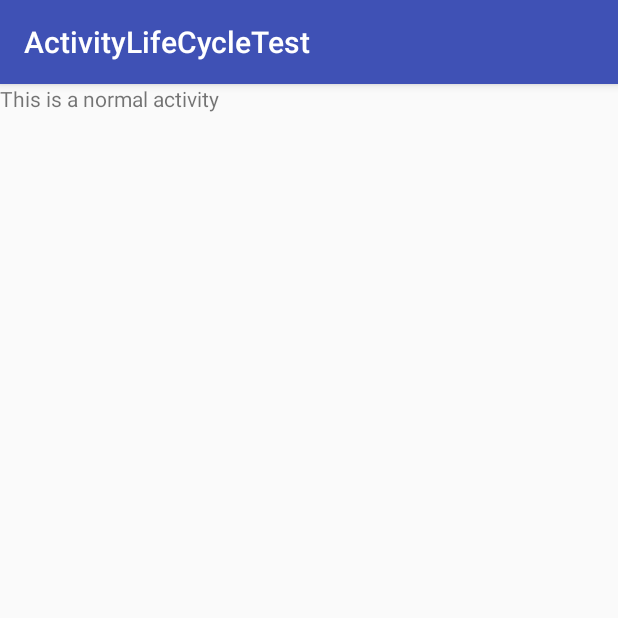
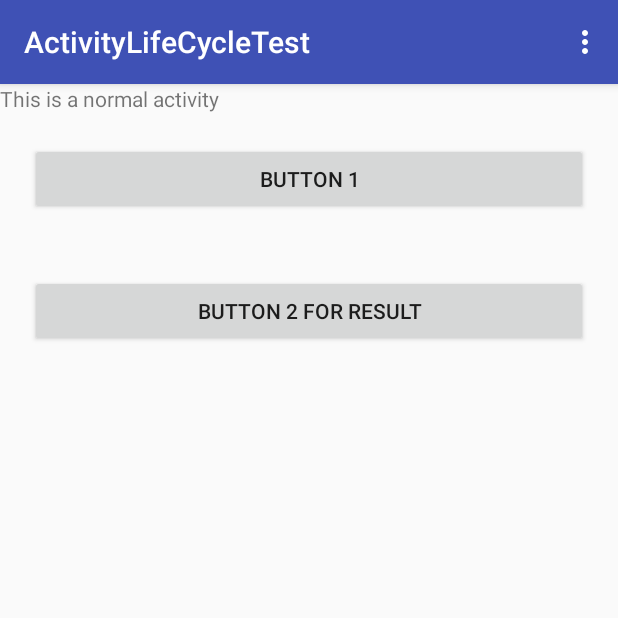
Before and after one commit to dutay/ActivityLifeCycleTest, an Android app: the NormalActivity screen opened directly, with no data from a screen before it, on a phone screen of 412 x 824 dp, the top half of it. Run offline under Robolectric (Android 15) with nearby library versions, the phone set to English and light mode, and no system bars; our stand-ins replace Timber; 1 statement that could not run was skipped.

Commit message:
四种启动模式判断以增加activity集合管理

```diff
--- a/app/build.gradle
+++ b/app/build.gradle
@@ -33,6 +33,8 @@ android {
 
 dependencies {
     compile fileTree(dir: 'libs', include: ['*.jar'])
+    compile 'com.android.support.constraint:constraint-layout:1.1.3'
+    compile 'com.android.support:design:28.0.0'
     testCompile rootProject.ext.dependencies['junit']
     compile rootProject.ext.dependencies['appcompat-v7']
     compile rootProject.ext.dependencies['timber']
--- /dev/null
+++ b/app/src/main/java/com/example/activitylifecycletest/ActivityCollector.java
@@ -0,0 +1,45 @@
+package com.example.activitylifecycletest;
+
+import android.app.Activity;
+
+import java.util.ArrayList;
+import java.util.List;
+
+public class ActivityCollector {
+
+    public List<Activity> activities = new ArrayList<>();
+
+    private static ActivityCollector mActivityCollector;
+
+    private ActivityCollector(){
+
+    }
+
+    public static ActivityCollector getInstance(){
+        if (mActivityCollector==null){
+            mActivityCollector = new ActivityCollector();
+        }
+        return mActivityCollector;
+    }
+
+    public  void addActivity(Activity activity) {
+        activities.add(activity);
+    }
+
+    public void removeActivity(Activity activity) {
+        activities.remove(activity);
+    }
+
+    public void finishAll() {
+        for (Activity activity : activities) {
+            if (!activity.isFinishing()) {
+                activity.finish();
+            }
+        }
+    }
+
+
+
+
+
+}
--- /dev/null
+++ b/app/src/main/java/com/example/activitylifecycletest/BaseActivity.java
@@ -0,0 +1,19 @@
+package com.example.activitylifecycletest;
+
+import android.os.Bundle;
+import android.support.v7.app.AppCompatActivity;
+
+public class BaseActivity extends AppCompatActivity {
+
+    @Override
+    protected void onCreate(Bundle savedInstanceState) {
+        super.onCreate(savedInstanceState);
+        ActivityCollector.getInstance().addActivity(this);
+    }
+
+    @Override
+    protected void onDestroy() {
+        super.onDestroy();
+        ActivityCollector.getInstance().removeActivity(this);
+    }
+}
--- a/app/src/main/java/com/example/activitylifecycletest/DialogActivity.java
+++ b/app/src/main/java/com/example/activitylifecycletest/DialogActivity.java
@@ -1,9 +1,8 @@
 package com.example.activitylifecycletest;
 
-import android.support.v7.app.AppCompatActivity;
 import android.os.Bundle;
 
-public class DialogActivity extends AppCompatActivity {
+public class DialogActivity extends BaseActivity {
 
     @Override
     protected void onCreate(Bundle savedInstanceState) {
--- a/app/src/main/java/com/example/activitylifecycletest/MainActivity.java
+++ b/app/src/main/java/com/example/activitylifecycletest/MainActivity.java
@@ -2,13 +2,12 @@ package com.example.activitylifecycletest;
 
 import android.content.Intent;
 import android.os.Bundle;
-import android.support.v7.app.AppCompatActivity;
 import android.view.View;
 import android.widget.Button;
 
 import timber.log.Timber;
 
-public class MainActivity extends AppCompatActivity {
+public class MainActivity extends BaseActivity {
 
     public static final String TAG = "MainActivity";
 
--- a/app/src/main/res/layout/normal_layout.xml
+++ b/app/src/main/res/layout/normal_layout.xml
@@ -10,4 +10,18 @@
         android:text="This is a normal activity"
         />
 
+    <Button
+        android:id="@+id/button_1"
+        android:layout_margin="20dp"
+        android:layout_width="match_parent"
+        android:layout_height="wrap_content"
+        android:text="Button 1" />
+
+    <Button
+        android:id="@+id/button_2"
+        android:layout_margin="20dp"
+        android:layout_width="match_parent"
+        android:layout_height="wrap_content"
+        android:text="Button 2 For Result" />
+
 </LinearLayout>
--- /dev/null
+++ b/app/src/main/res/menu/main.xml
@@ -0,0 +1,10 @@
+<?xml version="1.0" encoding="utf-8"?>
+<menu xmlns:android="http://schemas.android.com/apk/res/android">
+
+    <item android:id="@+id/add_item"
+        android:title="Add"/>
+
+    <item android:id="@+id/remove_item"
+        android:title="Remove"/>
+
+</menu>
--- a/app/src/main/res/values/dimens.xml
+++ b/app/src/main/res/values/dimens.xml
@@ -2,4 +2,5 @@
     <!-- Default screen margins, per the Android Design guidelines. -->
     <dimen name="activity_horizontal_margin">16dp</dimen>
     <dimen name="activity_vertical_margin">16dp</dimen>
+    <dimen name="fab_margin">16dp</dimen>
 </resources>
--- a/app/src/main/res/values/strings.xml
+++ b/app/src/main/res/values/strings.xml
@@ -1,3 +1,4 @@
 <resources>
     <string name="app_name">ActivityLifeCycleTest</string>
+    <string name="title_activity_second">SecondActivity</string>
 </resources>
--- a/app/src/main/res/values/styles.xml
+++ b/app/src/main/res/values/styles.xml
@@ -8,4 +8,13 @@
         <item name="colorAccent">@color/colorAccent</item>
     </style>
 
+    <style name="AppTheme.NoActionBar">
+        <item name="windowActionBar">false</item>
+        <item name="windowNoTitle">true</item>
+    </style>
+
+    <style name="AppTheme.AppBarOverlay" parent="ThemeOverlay.AppCompat.Dark.ActionBar" />
+
+    <style name="AppTheme.PopupOverlay" parent="ThemeOverlay.AppCompat.Light" />
+
 </resources>
```
Also changed, not shown: app/src/main/AndroidManifest.xml (+12 -5 lines), app/src/main/java/com/example/activitylifecycletest/FirstActivity.java (added, +54 -0 lines), app/src/main/java/com/example/activitylifecycletest/NormalActivity.java (+68 -2 lines), app/src/main/java/com/example/activitylifecycletest/SecondActivity.java (added, +25 -0 lines), app/src/main/java/com/example/activitylifecycletest/ToastUtils.java (added, +73 -0 lines), app/src/main/res/layout/activity_first.xml (added, +18 -0 lines), app/src/main/res/layout/activity_second.xml (added, +19 -0 lines).
